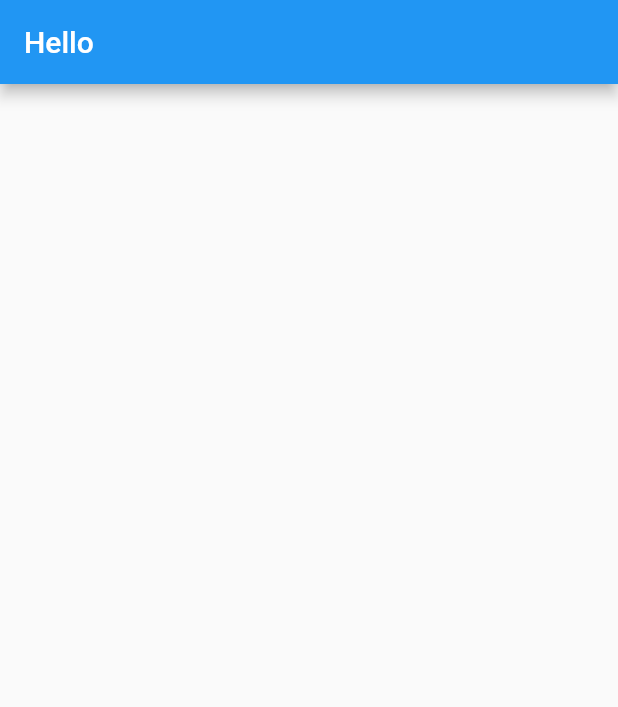
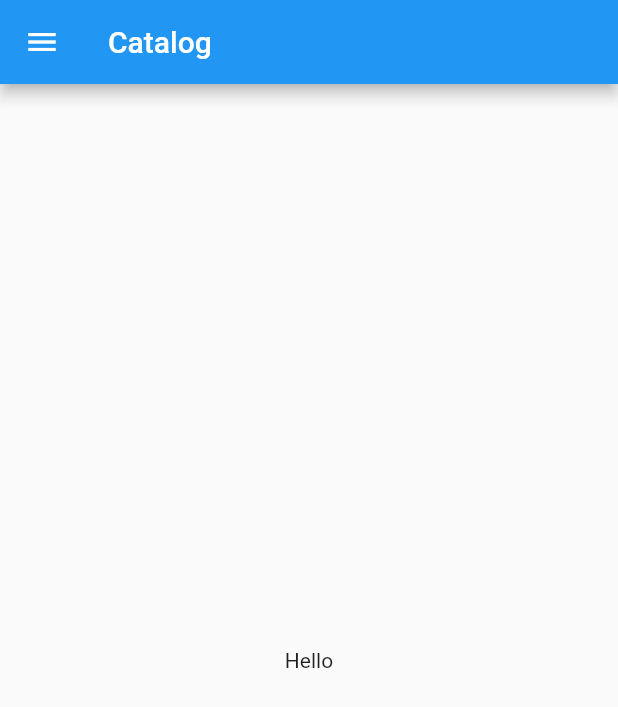
Before and after one commit to buddy02/Catalog-App---Flutter, a Flutter app: the screen it shows after launch, on a phone screen of 412 x 824 dp. Shown: the top 707 px of the screen. Run offline on Flutter 3.47's test engine with Material 2 defaults, Android fonts, the phone set to English and light mode, and no system bars.

Commit message:
Day 2 completed

```diff
--- /dev/null
+++ b/lib/home_page.dart
@@ -0,0 +1,20 @@
+import 'package:flutter/material.dart';
+
+class Homepage extends StatelessWidget {
+  String greeting = 'Hello';
+
+  @override
+  Widget build(BuildContext context) {
+    return Scaffold(
+      appBar: AppBar(
+        title: Text('Catalog'),
+      ),
+      body: Center(
+        child: Container(
+          child: Text('$greeting'),
+        ),
+      ),
+      drawer: Drawer(),
+    );
+  }
+}
--- a/lib/main.dart
+++ b/lib/main.dart
@@ -1,3 +1,4 @@
+import 'package:catalog/home_page.dart';
 import 'package:flutter/material.dart';
 
 void main() => runApp(Catalog());
@@ -7,9 +8,7 @@ class Catalog extends StatelessWidget {
   @override
   Widget build(BuildContext context) {
     return MaterialApp(
-      home: Scaffold(
-        appBar: AppBar(title: Text('Hello'),),
-      ),
+      home: Homepage(),
     );
   }
 }
```
